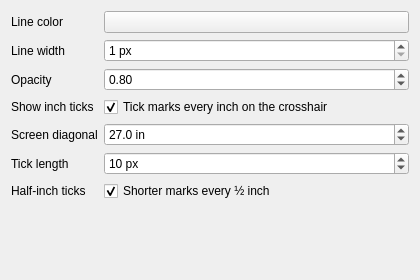
Before: the Qt Designer form contents/ui/config.ui in maxugly/infinihair, drawn with Qt 5.
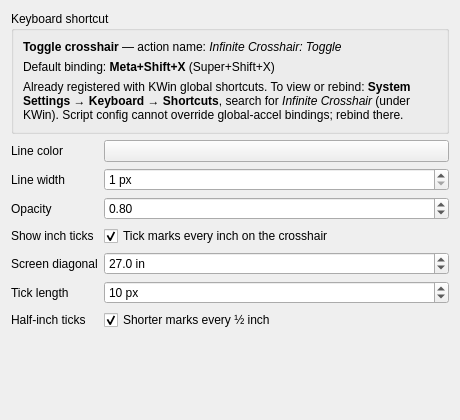
After: the same form once the commit is applied. Custom widgets are drawn as their Qt base class.

Commit message:
Hide overlay from Alt+Tab and document the toggle shortcut.
Claim the titled KWin client with skipSwitcher/skipTaskbar/skipPager
(Wayland ignores BypassWindowManagerHint alone), and surface the
Meta+Shift+X action in the script Configure dialog (rebind via KWin
global shortcuts).

```diff
--- a/contents/ui/config.ui
+++ b/contents/ui/config.ui
@@ -6,15 +6,63 @@
    <rect>
     <x>0</x>
     <y>0</y>
-    <width>420</width>
-    <height>280</height>
+    <width>460</width>
+    <height>420</height>
    </rect>
   </property>
   <property name="windowTitle">
    <string>Infinite Crosshair</string>
   </property>
   <layout class="QFormLayout" name="formLayout">
-   <item row="0" column="0">
+   <item row="0" column="0" colspan="2">
+    <widget class="QGroupBox" name="groupShortcut">
+     <property name="title">
+      <string>Keyboard shortcut</string>
+     </property>
+     <layout class="QVBoxLayout" name="shortcutLayout">
+      <item>
+       <widget class="QLabel" name="labelShortcutAction">
+        <property name="text">
+         <string>&lt;b&gt;Toggle crosshair&lt;/b&gt; — action name: &lt;i&gt;Infinite Crosshair: Toggle&lt;/i&gt;</string>
+        </property>
+        <property name="textFormat">
+         <enum>Qt::RichText</enum>
+        </property>
+        <property name="wordWrap">
+         <bool>true</bool>
+        </property>
+       </widget>
+      </item>
+      <item>
+       <widget class="QLabel" name="labelShortcutDefault">
+        <property name="text">
+         <string>Default binding: &lt;b&gt;Meta+Shift+X&lt;/b&gt; (Super+Shift+X)</string>
+        </property>
+        <property name="textFormat">
+         <enum>Qt::RichText</enum>
+        </property>
+        <property name="wordWrap">
+         <bool>true</bool>
+        </property>
+       </widget>
+      </item>
+      <item>
+       <widget class="QLabel" name="labelShortcutHowTo">
+        <property name="text">
+         <string>Already registered with KWin global shortcuts. To view or rebind: &lt;b&gt;System Settings → Keyboard → Shortcuts&lt;/b&gt;, search for &lt;i&gt;Infinite Crosshair&lt;/i&gt; (under KWin). Script config cannot override global-accel bindings; rebind there.</string>
+        </property>
+        <property name="textFormat">
+         <enum>Qt::RichText</enum>
+        </property>
+        <property name="wordWrap">
+         <bool>true</bool>
+        </property>
+       </widget>
+      </item>
+     </layout>
+    </widget>
+   </item>
+   <item row="1" column="0">
     <widget class="QLabel" name="labelLineColor">
      <property name="text">
       <string>Line color</string>
@@ -24,7 +72,7 @@
      </property>
     </widget>
    </item>
-   <item row="0" column="1">
+   <item row="1" column="1">
     <widget class="KColorButton" name="kcfg_LineColor">
      <property name="color">
       <color>
@@ -35,7 +83,7 @@
      </property>
     </widget>
    </item>
-   <item row="1" column="0">
+   <item row="2" column="0">
     <widget class="QLabel" name="labelLineWidth">
      <property name="text">
       <string>Line width</string>
@@ -45,7 +93,7 @@
      </property>
     </widget>
    </item>
-   <item row="1" column="1">
+   <item row="2" column="1">
     <widget class="QSpinBox" name="kcfg_LineWidth">
      <property name="minimum">
       <number>1</number>
@@ -61,7 +109,7 @@
      </property>
     </widget>
    </item>
-   <item row="2" column="0">
+   <item row="3" column="0">
     <widget class="QLabel" name="labelOpacity">
      <property name="text">
       <string>Opacity</string>
@@ -71,7 +119,7 @@
      </property>
     </widget>
    </item>
-   <item row="2" column="1">
+   <item row="3" column="1">
     <widget class="QDoubleSpinBox" name="kcfg_Opacity">
      <property name="decimals">
       <number>2</number>
@@ -90,7 +138,7 @@
      </property>
     </widget>
    </item>
-   <item row="3" column="0">
+   <item row="4" column="0">
     <widget class="QLabel" name="labelShowInchTicks">
      <property name="text">
       <string>Show inch ticks</string>
@@ -100,7 +148,7 @@
      </property>
     </widget>
    </item>
-   <item row="3" column="1">
+   <item row="4" column="1">
     <widget class="QCheckBox" name="kcfg_ShowInchTicks">
      <property name="text">
       <string>Tick marks every inch on the crosshair</string>
@@ -110,7 +158,7 @@
      </property>
     </widget>
    </item>
-   <item row="4" column="0">
+   <item row="5" column="0">
     <widget class="QLabel" name="labelScreenDiagonal">
      <property name="text">
       <string>Screen diagonal</string>
@@ -120,7 +168,7 @@
      </property>
     </widget>
    </item>
-   <item row="4" column="1">
+   <item row="5" column="1">
     <widget class="QDoubleSpinBox" name="kcfg_ScreenDiagonalInches">
      <property name="toolTip">
       <string>Physical diagonal size of your monitor (e.g. 27 for a 27&quot; display). Combined with the detected resolution of the screen under the cursor to compute pixels-per-inch.</string>
@@ -145,7 +193,7 @@
      </property>
     </widget>
    </item>
-   <item row="5" column="0">
+   <item row="6" column="0">
     <widget class="QLabel" name="labelTickLength">
      <property name="text">
       <string>Tick length</string>
@@ -155,7 +203,7 @@
      </property>
     </widget>
    </item>
-   <item row="5" column="1">
+   <item row="6" column="1">
     <widget class="QSpinBox" name="kcfg_TickLength">
      <property name="minimum">
       <number>2</number>
@@ -171,7 +219,7 @@
      </property>
     </widget>
    </item>
-   <item row="6" column="0">
+   <item row="7" column="0">
     <widget class="QLabel" name="labelShowHalfInchTicks">
      <property name="text">
       <string>Half-inch ticks</string>
@@ -181,7 +229,7 @@
      </property>
     </widget>
    </item>
-   <item row="6" column="1">
+   <item row="7" column="1">
     <widget class="QCheckBox" name="kcfg_ShowHalfInchTicks">
      <property name="text">
       <string>Shorter marks every ½ inch</string>
```
The commit also changes 2 other files.
